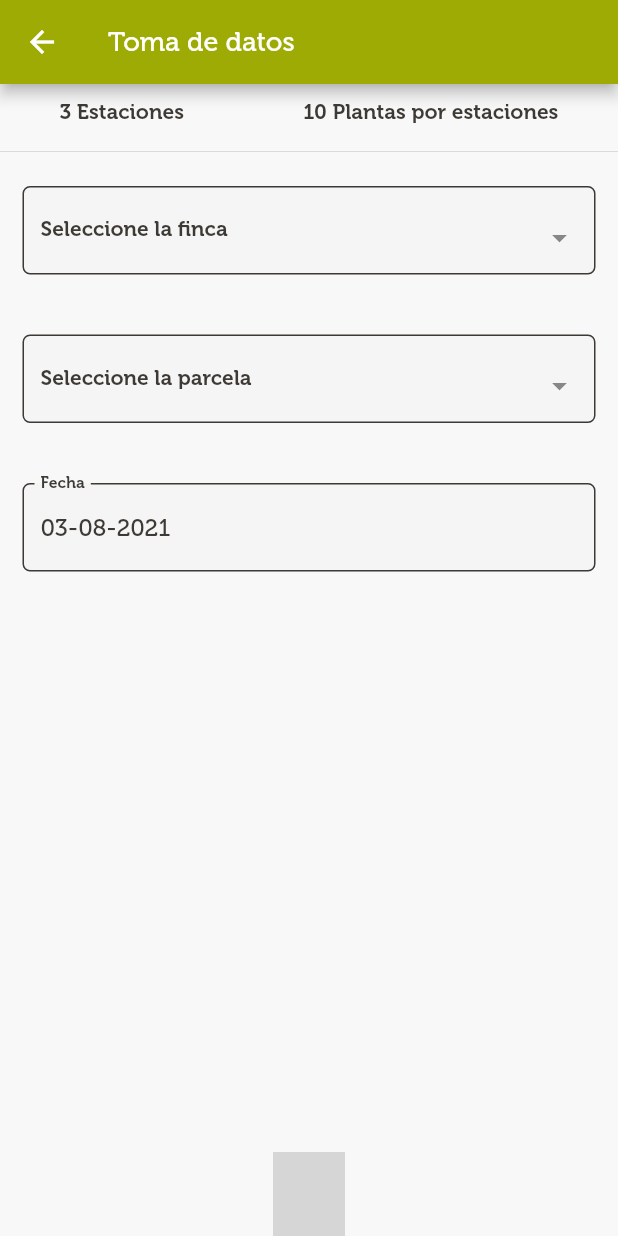
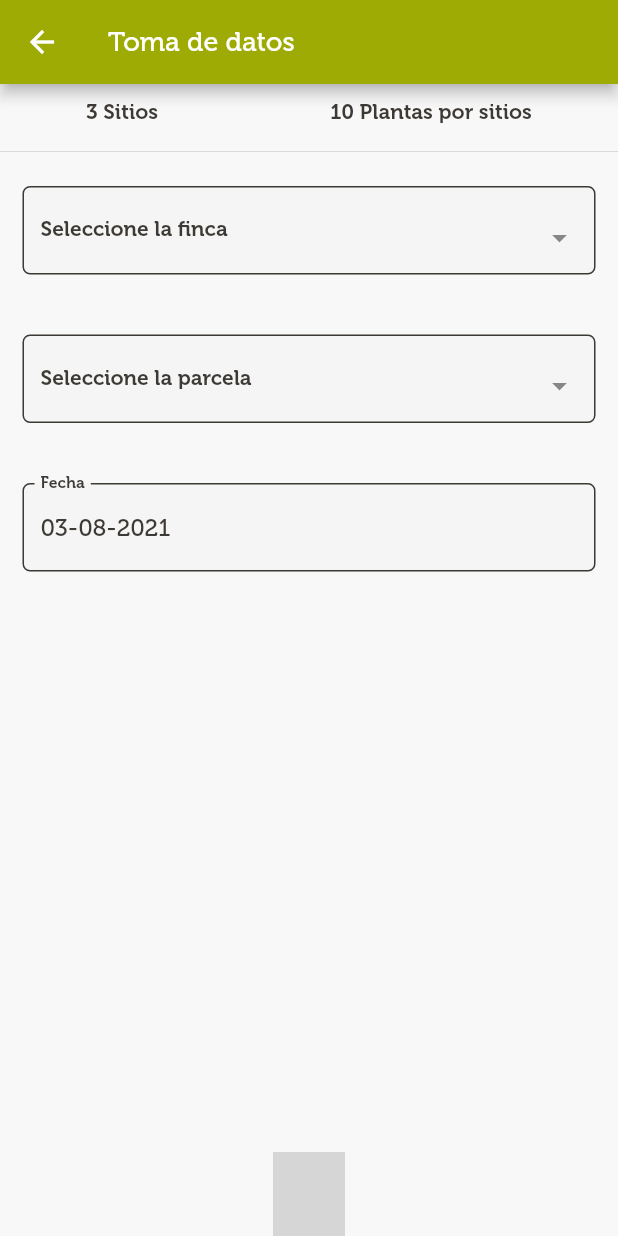
Before and after one commit to pabloismael90/app_poda, a Flutter app: the AgregarTest screen opened by its route, on a phone screen of 412 x 824 dp. Run offline on Flutter 3.47's test engine with Material 2 defaults, Android fonts, the phone set to English and light mode, and no system bars; drawn by our look-alikes of select_form_field; our stand-ins replace flutter_svg, flutter_swiper_null_safety, open_file, pdf, percent_indicator, photo_view and 1 more; missing offline and left inert: pdf_flutter; accounts and stored records are empty; grey boxes are pictures that could not be loaded.

Commit message:
fix label estacion form test version 1.0.1

```diff
--- a/lib/src/pages/testPoda/testpoda_form.dart
+++ b/lib/src/pages/testPoda/testpoda_form.dart
@@ -84,7 +84,7 @@ class _AgregarTestState extends State<AgregarTest> {
                                                     child: Container(
                                                         padding: EdgeInsets.symmetric(vertical: 10, horizontal: 15),
                                                         child:Text(
-                                                            '3 Estaciones',
+                                                            '3 Sitios',
                                                             style: TextStyle(fontWeight: FontWeight.bold),
                                                         ),
                                                     ),
@@ -93,7 +93,7 @@ class _AgregarTestState extends State<AgregarTest> {
                                                     child: Padding(
                                                         padding: EdgeInsets.symmetric(vertical: 10, horizontal: 15),
                                                         child:Text(
-                                                            '10 Plantas por estaciones',
+                                                            '10 Plantas por sitios',
                                                             style: TextStyle(fontWeight: FontWeight.bold),
                                                         ),
                                                     ),
```
